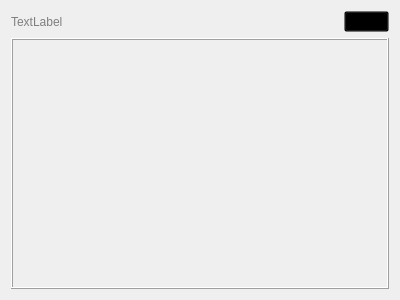
Before: the Qt Designer form gui/ui/Visualization/VisualizationZoneWidget.ui in SciQLop/SciQLop, drawn with Qt 5.
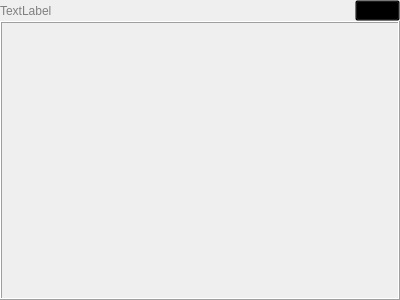
After: the same form once the commit is applied.

Commit message: Removes margins from visualization widgets

What changed in the file:
```diff
--- a/gui/ui/Visualization/VisualizationZoneWidget.ui
+++ b/gui/ui/Visualization/VisualizationZoneWidget.ui
@@ -14,6 +14,21 @@
    <string>Form</string>
   </property>
   <layout class="QVBoxLayout" name="verticalLayout_2">
+   <property name="spacing">
+    <number>0</number>
+   </property>
+   <property name="leftMargin">
+    <number>0</number>
+   </property>
+   <property name="topMargin">
+    <number>0</number>
+   </property>
+   <property name="rightMargin">
+    <number>0</number>
+   </property>
+   <property name="bottomMargin">
+    <number>0</number>
+   </property>
    <item>
     <widget class="QWidget" name="infobar" native="true">
      <property name="sizePolicy">
@@ -23,6 +38,9 @@
       </sizepolicy>
      </property>
      <layout class="QHBoxLayout" name="horizontalLayout">
+      <property name="spacing">
+       <number>0</number>
+      </property>
       <property name="leftMargin">
        <number>0</number>
       </property>
@@ -76,7 +94,20 @@
      <property name="lineWidth">
       <number>1</number>
      </property>
-     <layout class="QVBoxLayout" name="verticalLayout"/>
+     <layout class="QVBoxLayout" name="verticalLayout">
+      <property name="leftMargin">
+       <number>0</number>
+      </property>
+      <property name="topMargin">
+       <number>0</number>
+      </property>
+      <property name="rightMargin">
+       <number>0</number>
+      </property>
+      <property name="bottomMargin">
+       <number>0</number>
+      </property>
+     </layout>
     </widget>
    </item>
   </layout>
```
The commit also changes 3 other files.
